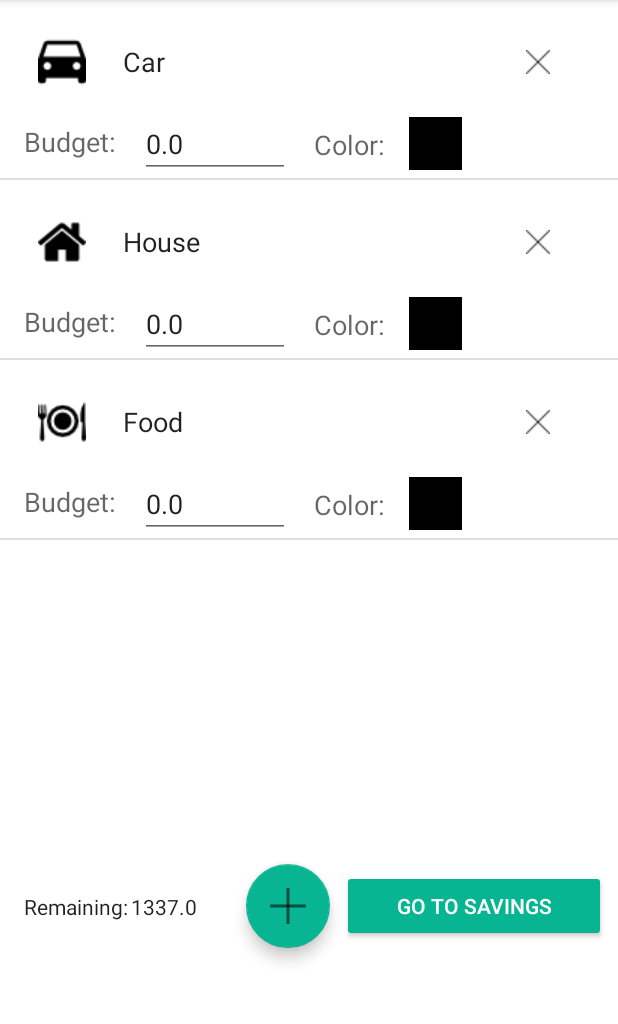
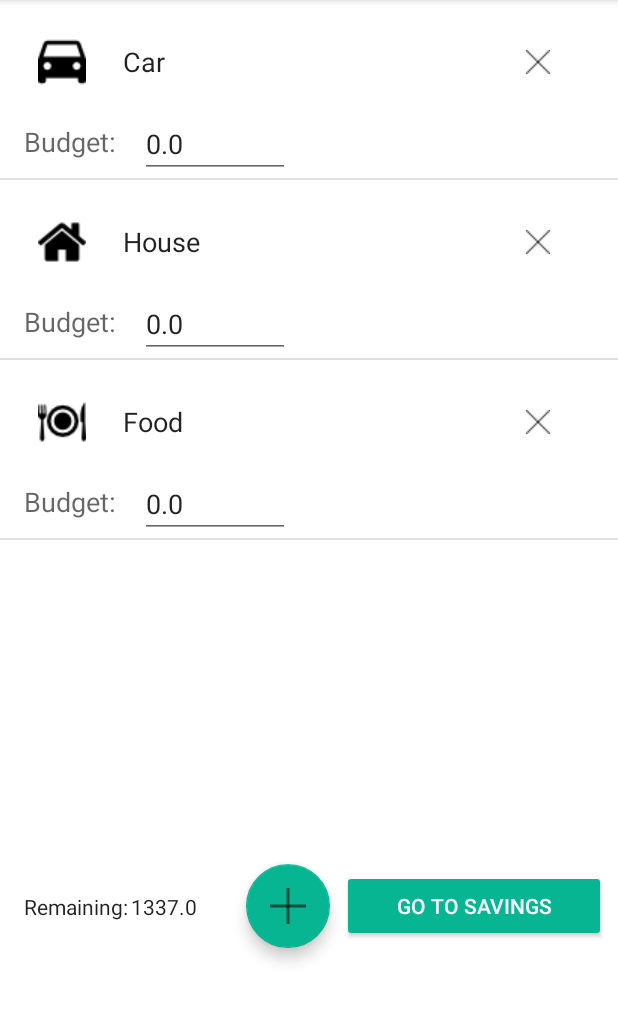
Before and after one commit to HmirceaD/PlanUp, an Android app: the CreatePlanExpenses screen opened directly, with no data from a screen before it, on a phone screen of 412 x 824 dp, the part 84-1108 px from its top. Run offline under Robolectric (Android 15) with nearby library versions, the phone set to English and light mode, and no system bars.

Commit message:
removed the color things in the array adapter cuz why was it there in the first place?, array adapter needs more testing

```diff
--- a/app/src/main/java/com/example/mircea/moneymanager/Activities/CreatePlanExpenses.java
+++ b/app/src/main/java/com/example/mircea/moneymanager/Activities/CreatePlanExpenses.java
@@ -3,6 +3,7 @@ package com.example.mircea.moneymanager.Activities;
 import android.content.Intent;
 import android.database.DataSetObserver;
 import android.graphics.Color;
+import android.support.annotation.NonNull;
 import android.support.design.widget.FloatingActionButton;
 import android.support.v7.app.AppCompatActivity;
 import android.os.Bundle;
@@ -19,7 +20,7 @@ import com.example.mircea.moneymanager.Raw.Expense;
 import java.util.ArrayList;
 
 
-public class CreatePlanExpenses extends AppCompatActivity {
+public class CreatePlanExpenses extends AppCompatActivity{
 
     //List Stuff
     private ExpenseListAdapter expenseArrayAdapter;
@@ -41,6 +42,11 @@ public class CreatePlanExpenses extends AppCompatActivity {
         setContentView(R.layout.activity_create_plan_expenses);
 
         setupUi();
+    }
+
+    @Override
+    public void stopLocalVoiceInteraction() {
+        super.stopLocalVoiceInteraction();
     }
 
     private void setupUi() {
@@ -73,12 +79,11 @@ public class CreatePlanExpenses extends AppCompatActivity {
 
         expensesList.setAdapter(expenseArrayAdapter);
 
-        //expenseArrayAdapter.registerDataSetObserver(new BudgetDivisor());
     }
 
     private void addExpense() {
 
-        expenseArrayList.add(new Expense(getDrawable(R.drawable.car_icon), "Car", 0f, Color.BLACK));
+        expenseArrayList.add(new Expense(getDrawable(R.drawable.car_icon), "Car", 0f));
         expenseArrayAdapter.notifyDataSetChanged();
 
         Toast.makeText(this, "Expense Added", Toast.LENGTH_SHORT).show();
@@ -86,17 +91,15 @@ public class CreatePlanExpenses extends AppCompatActivity {
 
     private void populateInitialExpenses() {
 
-        expenseArrayList.add(new Expense(getDrawable(R.drawable.car_icon), "Car", 0f, Color.BLACK));
-        expenseArrayList.add(new Expense(getDrawable(R.drawable.house_icon), "House", 0f, Color.BLUE));
-        expenseArrayList.add(new Expense(getDrawable(R.drawable.food_icon), "Food", 0f, Color.RED));
+        expenseArrayList.add(new Expense(getDrawable(R.drawable.car_icon), "Car", 0f));
+        expenseArrayList.add(new Expense(getDrawable(R.drawable.house_icon), "House", 0f));
+        expenseArrayList.add(new Expense(getDrawable(R.drawable.food_icon), "Food", 0f));
     }
 
     private void goToSavings() {
 
         startActivity(new Intent(getApplicationContext(), CreatePlanSavings.class));
     }
-
-    public void subtractBudget(float sub){budget -= sub;}
 
     public float divideBudget(){
 
@@ -110,11 +113,4 @@ public class CreatePlanExpenses extends AppCompatActivity {
         return auxBudget;
     }
 
-    private class BudgetDivisor extends DataSetObserver{
-        @Override
-        public void onChanged() {
-
-
-        }
-    }
 }
--- a/app/src/main/java/com/example/mircea/moneymanager/Raw/Expense.java
+++ b/app/src/main/java/com/example/mircea/moneymanager/Raw/Expense.java
@@ -8,16 +8,15 @@ public class Expense {
     private Drawable expenseIcon;
     private String expenseName;
     private float expenseBudget;
-    private int expenseColor;
 
     public Expense(){}
 
-    public Expense(Drawable expenseIcon, String expenseName, float expenseBudget, int expenseColor){
+    public Expense(Drawable expenseIcon, String expenseName, float expenseBudget){
 
         this.expenseIcon = expenseIcon;
         this.expenseName = expenseName;
         this.expenseBudget = expenseBudget;
-        this.expenseColor = expenseColor;
+
     }
 
     public Drawable getExpenseIcon() {return expenseIcon;}
@@ -32,7 +31,4 @@ public class Expense {
 
     public void setExpenseBudget(float expenseBudget) {this.expenseBudget = expenseBudget;}
 
-    public int getExpenseColor() {return expenseColor;}
-
-    public void setExpenseColor(int expenseColor) {this.expenseColor = expenseColor;}
 }
--- a/app/src/main/res/layout/expense_list_item.xml
+++ b/app/src/main/res/layout/expense_list_item.xml
@@ -62,33 +62,6 @@
         app:layout_constraintTop_toTopOf="@+id/expenseBudgetTextView"
         app:layout_constraintVertical_bias="0.685" />
 
-    <TextView
-        android:id="@+id/expenseColorTextView"
-        android:layout_width="wrap_content"
-        android:layout_height="wrap_content"
-        android:layout_marginBottom="8dp"
-        android:layout_marginStart="16dp"
-        android:layout_marginTop="8dp"
-        android:text="@string/color"
-        android:textAppearance="@style/TextAppearance.AppCompat.Medium"
-        app:layout_constraintBottom_toBottomOf="@+id/expenseBudget"
-        app:layout_constraintStart_toEndOf="@+id/expenseBudget"
-        app:layout_constraintTop_toTopOf="@+id/expenseBudget" />
-
-    <ImageButton
-        android:id="@+id/expenseColor"
-        android:layout_width="35dp"
-        android:layout_height="35dp"
-        android:layout_marginStart="16dp"
-        android:layout_marginTop="8dp"
-        android:background="#FFF"
-        android:focusableInTouchMode="true"
-        app:layout_constraintBottom_toBottomOf="@+id/expenseColorTextView"
-        app:layout_constraintStart_toEndOf="@+id/expenseColorTextView"
-        app:layout_constraintTop_toTopOf="@+id/expenseColorTextView"
-        app:layout_constraintVertical_bias="0.75"
-        app:srcCompat="@android:color/black" />
-
     <ImageButton
         android:id="@+id/expenseDelete"
         android:layout_width="75dp"
```
Also changed, not shown: app/build.gradle (+4 -5 lines), app/src/main/java/com/example/mircea/moneymanager/Adapters/ExpenseListAdapter.java (+7 -47 lines), app/src/main/res/layout/colors_alert_dialog_exper.xml (deleted, +0 -158 lines), app/src/main/res/values/strings.xml (+15 -0 lines).
